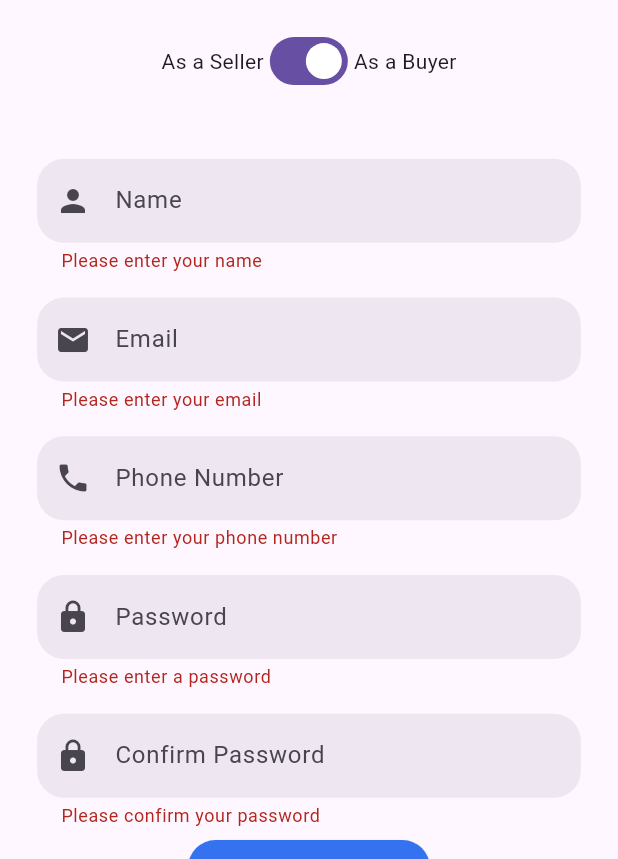
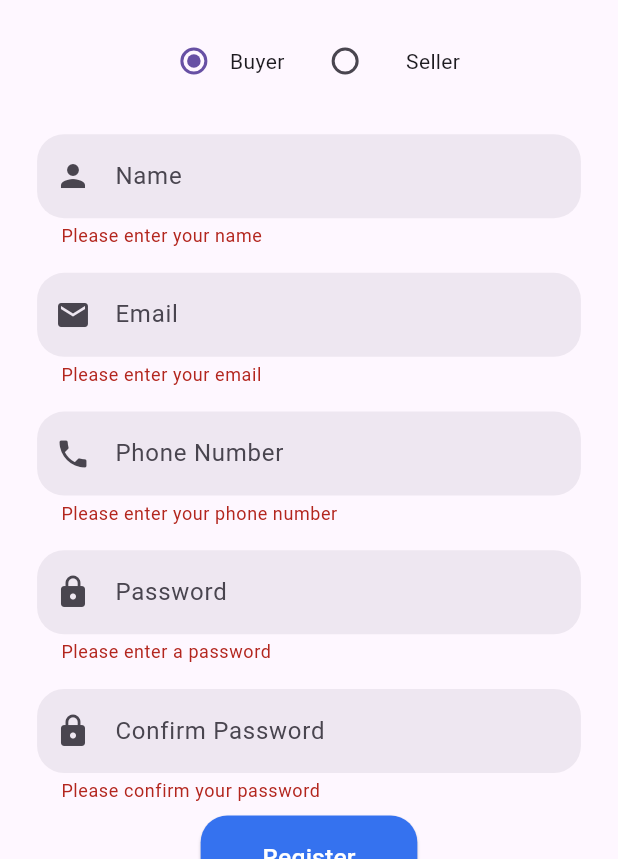
Before and after one commit to ordizy/ordizy-mobile, a Flutter app: the Register screen opened by its route, after a tap on "Register", on a phone screen of 412 x 824 dp, the part 377-1236 px from its top. Run offline on Flutter 3.47's test engine with Material 3 defaults, Android fonts, the phone set to English and light mode, and no system bars; our stand-ins replace cloud_firestore, firebase_auth, firebase_core; accounts and stored records are empty.

Commit message:
radio button for signup

```diff
--- a/lib/screens/authentication/register.dart
+++ b/lib/screens/authentication/register.dart
@@ -1,3 +1,4 @@
+import 'package:flutter/gestures.dart';
 import 'package:flutter/material.dart';
 import '../../utils/size_config.dart';
 import '../../services/auth.dart';
@@ -49,7 +50,11 @@ class _RegisterState extends State<Register> {
                   SizedBox(height: SizeConfig.heightMultiplier * 2), // Updated size
                   _signUpHeader(),
                   SizedBox(height: SizeConfig.heightMultiplier * 2), // Updated size
-                  _roleSwitch(),
+
+                  // Reduce the height of this SizedBox to minimize the gap
+                  _roleSelection(),
+                  SizedBox(height: SizeConfig.heightMultiplier * 1), // Reduced size
+
                   Form(
                     key: _formKey,
                     child: _signUpInputFields(context),
@@ -107,20 +112,36 @@ class _RegisterState extends State<Register> {
     );
   }
 
-  Widget _roleSwitch() {
+  Widget _roleSelection() {
     return Row(
       mainAxisAlignment: MainAxisAlignment.center,
       children: [
-        Text("As a Seller"),
-        Switch(
-          value: _isBuyer,
+        Radio(
+          value: true,
+          groupValue: _isBuyer,
           onChanged: (value) {
             setState(() {
-              _isBuyer = value;
+              _isBuyer = value!;
             });
           },
         ),
-        Text("As a Buyer"),
+        Padding(
+          padding: EdgeInsets.only(right: SizeConfig.blockSizeHorizontal*4), // Reduce the padding
+          child: Text("Buyer"),
+        ),
+        Radio(
+          value: false,
+          groupValue: _isBuyer,
+          onChanged: (value) {
+            setState(() {
+              _isBuyer = value!;
+            });
+          },
+        ),
+        Padding(
+          padding: EdgeInsets.only(left: SizeConfig.blockSizeHorizontal*4), // Reduce the padding
+          child: Text("Seller"),
+        ),
       ],
     );
   }
@@ -129,14 +150,14 @@ class _RegisterState extends State<Register> {
     return Column(
       crossAxisAlignment: CrossAxisAlignment.stretch,
       children: [
-        SizedBox(height: SizeConfig.heightMultiplier * 5),
+        SizedBox(height: SizeConfig.heightMultiplier * 2), // Adjusted size
         _textField(
           controller: _nameController,
-          hintText: _isBuyer ? 'Name' : ' Shop Name',
+          hintText: _isBuyer ? 'Name' : 'Shop Name',
           icon: Icons.person,
           validator: (value) {
             if (value == null || value.isEmpty) {
-              return 'Please enter your name';
+              return 'Please enter your ${_isBuyer ? 'name' : 'shop name'}';
             }
             return null;
           },
@@ -276,8 +297,8 @@ class _RegisterState extends State<Register> {
         style: ElevatedButton.styleFrom(
           backgroundColor: Color(0xFF3572EF),
           padding: EdgeInsets.symmetric(
-            horizontal: SizeConfig.blockSizeHorizontal * 12, // Updated padding
-            vertical: SizeConfig.heightMultiplier * 1.5, // Updated padding
+            horizontal: SizeConfig.blockSizeHorizontal * 10,
+            vertical: SizeConfig.heightMultiplier * 2,
           ),
           shape: RoundedRectangleBorder(
             borderRadius: BorderRadius.circular(18),
@@ -287,15 +308,29 @@ class _RegisterState extends State<Register> {
     );
   }
 
-
-
   Widget _loginLink(BuildContext context) {
-    return Center(
-      child: TextButton(
-        onPressed: () {
-          Navigator.pushNamed(context, '/login'); // Navigate to login page
-        },
-        child: Text("Already have an account? Login"),
+    return RichText(
+      text: TextSpan(
+        children: [
+          TextSpan(
+            text: 'Already have an account? ',
+            style: TextStyle(
+              color: Colors.black,
+              fontSize: SizeConfig.textMultiplier * 2,
+            ),
+          ),
+          TextSpan(
+            text: 'Login',
+            style: TextStyle(
+              color: Colors.blue,
+              fontSize: SizeConfig.textMultiplier * 2,
+            ),
+            recognizer: TapGestureRecognizer()
+              ..onTap = () {
+                Navigator.of(context).pushNamed('/login');
+              },
+          ),
+        ],
       ),
     );
   }
```
